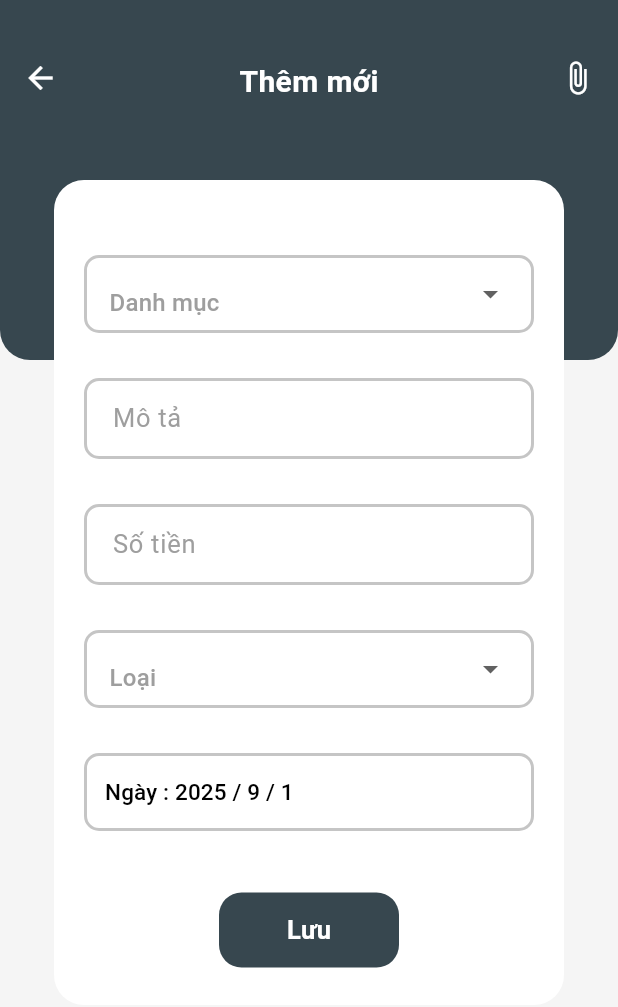
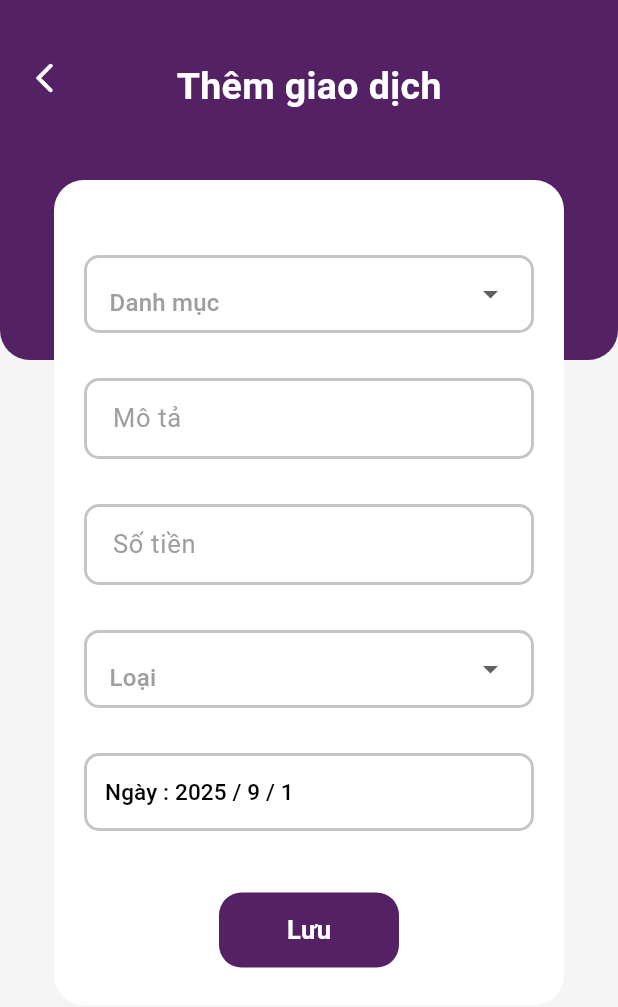
Before and after one commit to NguyenNhatHuynh/Finance-XD-App, a Flutter app: the screen it shows after launch, item 2 of the bottom bar chosen, after a tap on the "add" icon, on a phone screen of 412 x 824 dp. Shown: the top 1007 px of the screen. Run offline on Flutter 3.47's test engine with Material 3 defaults, Android fonts, the phone set to English and light mode, and no system bars; our stand-ins replace hive, hive_flutter, syncfusion_flutter_charts; accounts and stored records are empty.

Commit message:
Design All

```diff
--- a/lib/Screens/add.dart
+++ b/lib/Screens/add.dart
@@ -11,7 +11,7 @@ class Add_Screen extends StatefulWidget {
 
 class _Add_ScreenState extends State<Add_Screen> {
   final box = Hive.box<Add_data>('data');
-  DateTime date = new DateTime.now();
+  DateTime date = DateTime.now();
   String? selctedItem;
   String? selctedItemi;
   final TextEditingController expalin_C = TextEditingController();
@@ -28,9 +28,9 @@ class _Add_ScreenState extends State<Add_Screen> {
     'Thu nhập',
     "Chi phí",
   ];
+
   @override
   void initState() {
-    // TODO: implement initState
     super.initState();
     ex.addListener(() {
       setState(() {});
@@ -98,7 +98,7 @@ class _Add_ScreenState extends State<Add_Screen> {
         alignment: Alignment.center,
         decoration: BoxDecoration(
           borderRadius: BorderRadius.circular(15),
-          color: Color(0xff37474F),
+          color: Color.fromARGB(255, 84, 33, 100),
         ),
         width: 120,
         height: 50,
@@ -217,7 +217,8 @@ class _Add_ScreenState extends State<Add_Screen> {
               borderSide: BorderSide(width: 2, color: Color(0xffC5C5C5))),
           focusedBorder: OutlineInputBorder(
               borderRadius: BorderRadius.circular(10),
-              borderSide: BorderSide(width: 2, color: Color(0xff368983))),
+              borderSide: BorderSide(
+                  width: 2, color: Color.fromARGB(255, 84, 33, 100))),
         ),
       ),
     );
@@ -238,7 +239,8 @@ class _Add_ScreenState extends State<Add_Screen> {
               borderSide: BorderSide(width: 2, color: Color(0xffC5C5C5))),
           focusedBorder: OutlineInputBorder(
               borderRadius: BorderRadius.circular(10),
-              borderSide: BorderSide(width: 2, color: Color(0xff368983))),
+              borderSide: BorderSide(
+                  width: 2, color: Color.fromARGB(255, 84, 33, 100))),
         ),
       ),
     );
@@ -319,7 +321,7 @@ class _Add_ScreenState extends State<Add_Screen> {
           width: double.infinity,
           height: 240,
           decoration: BoxDecoration(
-            color: Color(0xff37474F),
+            color: Color.fromARGB(255, 84, 33, 100),
             borderRadius: BorderRadius.only(
               bottomLeft: Radius.circular(20),
               bottomRight: Radius.circular(20),
@@ -338,22 +340,27 @@ class _Add_ScreenState extends State<Add_Screen> {
                       onTap: () {
                         Navigator.of(context).pop();
                       },
-                      child: Icon(Icons.arrow_back, color: Colors.white),
+                      child: Container(
+                        width: 30,
+                        child: Icon(
+                          Icons.arrow_back_ios_rounded,
+                          color: Colors.white,
+                        ),
+                      ),
                     ),
                     Text(
-                      'Thêm mới',
+                      "Thêm giao dịch",
                       style: TextStyle(
-                          fontSize: 20,
-                          fontWeight: FontWeight.w600,
-                          color: Colors.white),
+                        fontFamily: 'f',
+                        fontWeight: FontWeight.bold,
+                        fontSize: 25,
+                        color: Colors.white,
+                      ),
                     ),
-                    Icon(
-                      Icons.attach_file_outlined,
-                      color: Colors.white,
-                    )
+                    Container(width: 30),
                   ],
                 ),
-              )
+              ),
             ],
           ),
         ),
--- a/lib/Screens/home.dart
+++ b/lib/Screens/home.dart
@@ -125,7 +125,7 @@ class _HomeState extends State<Home> {
               width: double.infinity,
               height: 240,
               decoration: BoxDecoration(
-                color: Color(0xff37474F),
+                color: Color.fromARGB(255, 75, 40, 124),
                 borderRadius: BorderRadius.only(
                   bottomLeft: Radius.circular(20),
                   bottomRight: Radius.circular(20),
@@ -141,7 +141,7 @@ class _HomeState extends State<Home> {
                       child: Container(
                         height: 40,
                         width: 40,
-                        color: Color.fromRGBO(250, 250, 250, 0.1),
+                        color: Color.fromRGBO(59, 17, 87, 0.09),
                         child: Icon(
                           Icons.notification_add_outlined,
                           size: 30,
@@ -188,13 +188,13 @@ class _HomeState extends State<Home> {
             decoration: BoxDecoration(
               boxShadow: [
                 BoxShadow(
-                  color: Color.fromRGBO(47, 125, 121, 0.3),
+                  color: Color.fromRGBO(120, 157, 236, 0.298),
                   offset: Offset(0, 6),
                   blurRadius: 12,
                   spreadRadius: 6,
                 ),
               ],
-              color: Color.fromARGB(255, 55, 71, 79),
+              color: Color.fromARGB(255, 75, 40, 124),
               borderRadius: BorderRadius.circular(15),
             ),
             child: Column(
@@ -247,9 +247,9 @@ class _HomeState extends State<Home> {
                         children: [
                           CircleAvatar(
                             radius: 13,
-                            backgroundColor: Color.fromARGB(255, 85, 145, 141),
+                            backgroundColor: Colors.green,
                             child: Icon(
-                              Icons.arrow_downward,
+                              Icons.arrow_upward,
                               color: Colors.white,
                               size: 19,
                             ),
@@ -269,9 +269,9 @@ class _HomeState extends State<Home> {
                         children: [
                           CircleAvatar(
                             radius: 13,
-                            backgroundColor: Color.fromARGB(255, 85, 145, 141),
+                            backgroundColor: Colors.deepOrange,
                             child: Icon(
-                              Icons.arrow_upward,
+                              Icons.arrow_downward,
                               color: Colors.white,
                               size: 19,
                             ),
--- a/lib/Screens/statistics.dart
+++ b/lib/Screens/statistics.dart
@@ -73,7 +73,7 @@ class _StatisticsState extends State<Statistics> {
                             decoration: BoxDecoration(
                               borderRadius: BorderRadius.circular(10),
                               color: index_color == index
-                                  ? Color.fromARGB(255, 55, 71, 79)
+                                  ? Color.fromARGB(255, 73, 21, 105)
                                   : Colors.white,
                             ),
                             alignment: Alignment.center,
--- a/lib/widgets/bottomnavigationbar.dart
+++ b/lib/widgets/bottomnavigationbar.dart
@@ -26,7 +26,7 @@ class _BottomState extends State<Bottom> {
           Icons.add,
           color: Colors.white,
         ),
-        backgroundColor: Color(0xff557179),
+        backgroundColor: Color.fromARGB(255, 84, 33, 100),
       ),
       floatingActionButtonLocation: FloatingActionButtonLocation.centerDocked,
       bottomNavigationBar: BottomAppBar(
@@ -45,7 +45,9 @@ class _BottomState extends State<Bottom> {
                 child: Icon(
                   Icons.home,
                   size: 30,
-                  color: index_color == 0 ? Color(0xff557179) : Colors.grey,
+                  color: index_color == 0
+                      ? Color.fromARGB(255, 84, 33, 100)
+                      : Colors.grey,
                 ),
               ),
               GestureDetector(
@@ -57,7 +59,9 @@ class _BottomState extends State<Bottom> {
                 child: Icon(
                   Icons.bar_chart_outlined,
                   size: 30,
-                  color: index_color == 1 ? Color(0xff557179) : Colors.grey,
+                  color: index_color == 1
+                      ? Color.fromARGB(255, 84, 33, 100)
+                      : Colors.grey,
                 ),
               ),
               SizedBox(width: 10),
@@ -70,7 +74,9 @@ class _BottomState extends State<Bottom> {
                 child: Icon(
                   Icons.account_balance_wallet_outlined,
                   size: 30,
-                  color: index_color == 2 ? Color(0xff557179) : Colors.grey,
+                  color: index_color == 2
+                      ? Color.fromARGB(255, 84, 33, 100)
+                      : Colors.grey,
                 ),
               ),
               GestureDetector(
@@ -82,7 +88,9 @@ class _BottomState extends State<Bottom> {
                 child: Icon(
                   Icons.person_outlined,
                   size: 30,
-                  color: index_color == 3 ? Color(0xff557179) : Colors.grey,
+                  color: index_color == 3
+                      ? Color.fromARGB(255, 84, 33, 100)
+                      : Colors.grey,
                 ),
               ),
             ],
--- a/lib/widgets/chart.dart
+++ b/lib/widgets/chart.dart
@@ -47,7 +47,7 @@ class _ChartState extends State<Chart> {
         primaryXAxis: CategoryAxis(),
         series: <SplineSeries<SalesData, String>>[
           SplineSeries<SalesData, String>(
-            color: Color.fromARGB(255, 55, 71, 79),
+            color: Color.fromARGB(255, 84, 33, 100),
             width: 3,
             dataSource: <SalesData>[
               ...List.generate(time(a!, b ? true : false).length, (index) {
```
Also changed, not shown: pubspec.lock.
